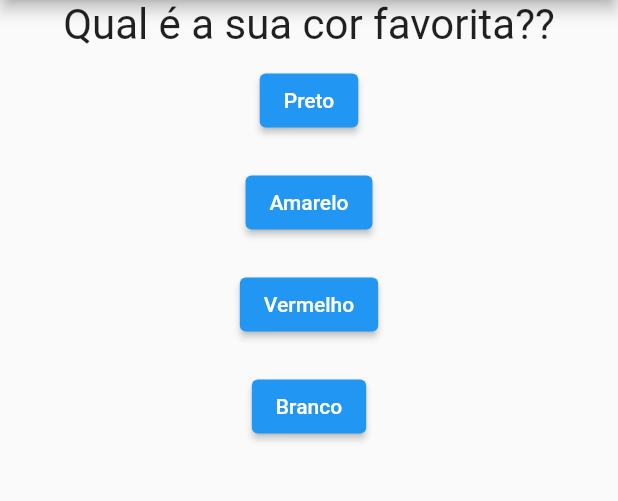
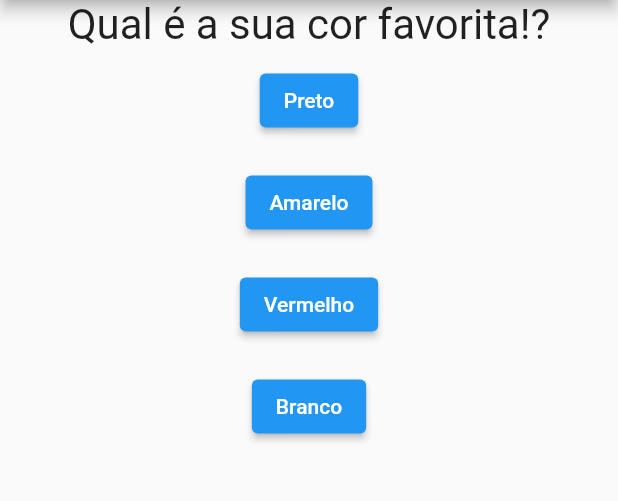
Before and after one commit to icarodavi/curso-flutter-quiz, a Flutter app: the screen it shows after launch, on a phone screen of 412 x 824 dp, the part 84-585 px from its top. Run offline on Flutter 3.47's test engine with Material 2 defaults, Android fonts, the phone set to English and light mode, and no system bars.

```diff
--- a/lib/main.dart
+++ b/lib/main.dart
@@ -1,6 +1,5 @@
 import 'package:flutter/material.dart';
-import './questao.dart';
-import './resposta.dart';
+import './questionario.dart';
 import './resultado.dart';
 
 void main() => runApp(const PerguntaApp());
@@ -9,7 +8,7 @@ class _PerguntaAppState extends State<PerguntaApp> {
   var _perguntaSelecionada = 0;
   final List<Map<String, Object>> _perguntas = [
     {
-      'texto': 'Qual é a sua cor favorita??',
+      'texto': 'Qual é a sua cor favorita!?',
       'respostas': ['Preto', 'Amarelo', 'Vermelho', 'Branco'],
     },
     {
@@ -55,19 +54,14 @@ class _PerguntaAppState extends State<PerguntaApp> {
 
   @override
   Widget build(BuildContext context) {
-    List<String> respostas = temPerguntaSelecionada()
-        ? _perguntas[_perguntaSelecionada]['respostas']
-        : [];
-
     return MaterialApp(
       home: Scaffold(
         appBar: AppBar(title: const Text('Perguntas')),
         body: temPerguntaSelecionada()
-            ? Column(
-                children: [
-                  Questao(_perguntas[_perguntaSelecionada]['texto'].toString()),
-                  ...respostas.map((e) => Resposta(e, _responder)),
-                ],
+            ? Questionario(
+                perguntas: _perguntas,
+                perguntaSelecionada: _perguntaSelecionada,
+                responder: _responder,
               )
             : Resultado('Fim', _voltar),
       ),
--- /dev/null
+++ b/lib/questionario.dart
@@ -0,0 +1,35 @@
+import 'package:flutter/material.dart';
+import 'package:meta/meta.dart';
+import './questao.dart';
+import './resposta.dart';
+
+class Questionario extends StatelessWidget {
+  final List<Map<String, Object>>? perguntas;
+  final int? perguntaSelecionada;
+  final void Function()? responder;
+
+  final required = Required();
+
+  Questionario({
+    required this.perguntas,
+    required this.perguntaSelecionada,
+    required this.responder,
+  });
+
+  bool temPerguntaSelecionada() {
+    return perguntaSelecionada! < perguntas!.length;
+  }
+
+  @override
+  Widget build(BuildContext context) {
+    List<String> respostas = temPerguntaSelecionada()
+        ? perguntas![perguntaSelecionada!]['respostas'] as List<String>
+        : [];
+    return Column(
+      children: [
+        Questao(perguntas![perguntaSelecionada!]['texto'].toString()),
+        ...respostas.map((e) => Resposta(e, responder)),
+      ],
+    );
+  }
+}
--- a/lib/resposta.dart
+++ b/lib/resposta.dart
@@ -2,7 +2,7 @@ import 'package:flutter/material.dart';
 
 class Resposta extends StatelessWidget {
   final String texto;
-  final void Function() funcao;
+  final void Function()? funcao;
   const Resposta(this.texto, this.funcao);
 
   @override
--- a/pubspec.yaml
+++ b/pubspec.yaml
@@ -18,7 +18,7 @@ publish_to: 'none' # Remove this line if you wish to publish to pub.dev
 version: 1.0.0+1
 
 environment:
-  sdk: ">=2.3.0 <3.0.0"
+  sdk: '>=2.12.0 <3.0.0'
 
 # Dependencies specify other packages that your package needs in order to work.
 # To automatically upgrade your package dependencies to the latest versions
```
